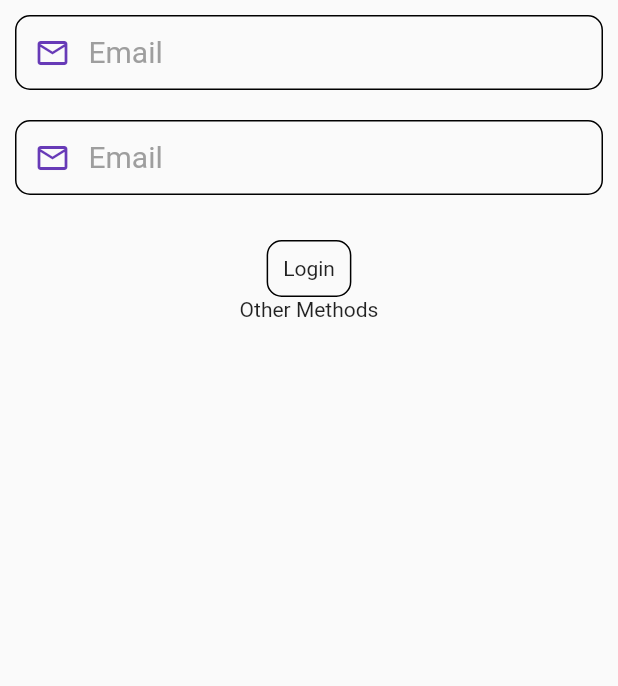
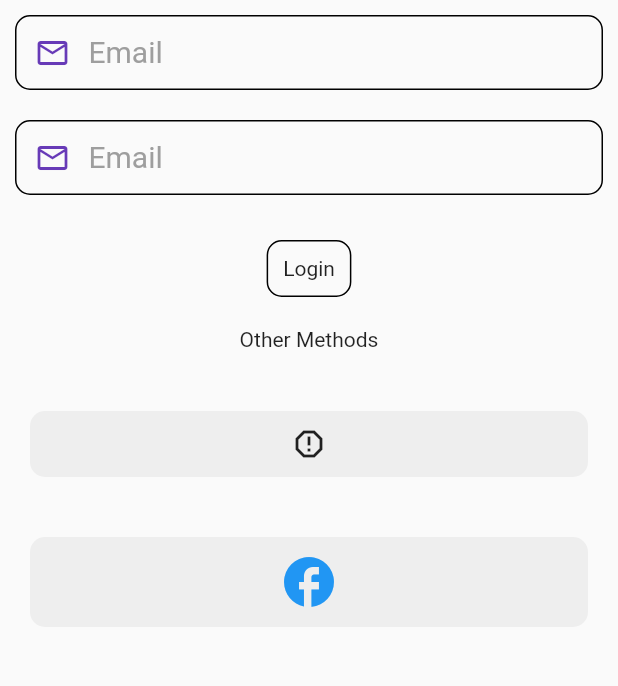
Before and after one commit to jonmersha/sa, a Flutter app: the screen it shows after launch, after a tap on the "menu book" icon, on a phone screen of 412 x 824 dp, the part 450-1136 px from its top. Run offline on Flutter 3.47's test engine with Material 2 defaults, Android fonts, the phone set to English and light mode, and no system bars; our stand-ins replace carousel_slider.

Commit message:
4th commit

```diff
--- a/lib/apps/todo/presentation/pages/login_page.dart
+++ b/lib/apps/todo/presentation/pages/login_page.dart
@@ -15,6 +15,7 @@ class LoginPage extends StatelessWidget {
         ),
       ),
       body: SafeArea(
+        child: SingleChildScrollView(
           child: Column(
             children: [
               Padding(
@@ -25,11 +26,10 @@ class LoginPage extends StatelessWidget {
                 padding: const EdgeInsets.all(10.0),
                 child: CustomTextField(emailController: _emailController),
               ),
-            SizedBox(height: 20,)
-            ,
-
-            GestureDetector
-            (
+              const SizedBox(
+                height: 20,
+              ),
+              GestureDetector(
                 onTap: () => {
                   print('Login Clicked'),
                 },
@@ -37,15 +37,46 @@ class LoginPage extends StatelessWidget {
                   padding: const EdgeInsets.all(10),
                   decoration: BoxDecoration(
                       border: Border.all(width: 1),
-                  borderRadius: BorderRadius.circular(10)
-                  ),
-                child: Text('Login'),
-
+                      borderRadius: BorderRadius.circular(10)),
+                  child: const Text('Login'),
                 ),
               ),
-            Text('Other Methods'),
-
+              const SizedBox(
+                height: 20,
+              ),
+              const Text('Other Methods'),
+              SizedBox(
+                height: 20,
+              ),
+              Padding(
+                padding: EdgeInsets.all(20),
+                child: Container(
+                  padding: EdgeInsets.all(10),
+                  decoration: BoxDecoration(
+                      color: Colors.grey[200],
+                      borderRadius: BorderRadius.circular(10)),
+                  child: Row(
+                    mainAxisAlignment: MainAxisAlignment.center,
+                    children: [const Icon(Icons.report_gmailerrorred)],
+                  ),
+                ),
+              ),
+            //  SizedBox(height: 10,),
+               Padding(
+                padding: EdgeInsets.all(20),
+                child: Container(
+                  padding: EdgeInsets.all(10),
+                  decoration: BoxDecoration(
+                      color: Colors.grey[200],
+                      borderRadius: BorderRadius.circular(10)),
+                  child: Row(
+                    mainAxisAlignment: MainAxisAlignment.center,
+                    children: [const Icon(Icons.facebook_outlined,color: Colors.blue,size: 40,)],
+                  ),
+                ),
+              ),
             ],
+          ),
         ),
       ),
     );
```
Lines whose indentation alone changed are shown as unchanged.
